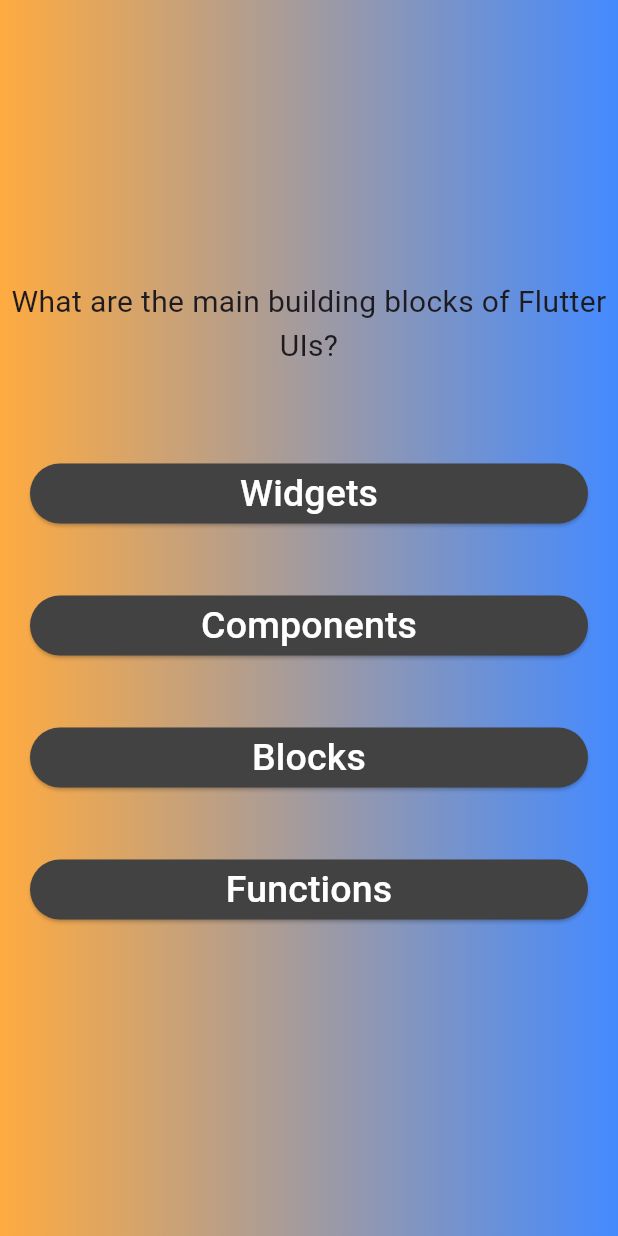
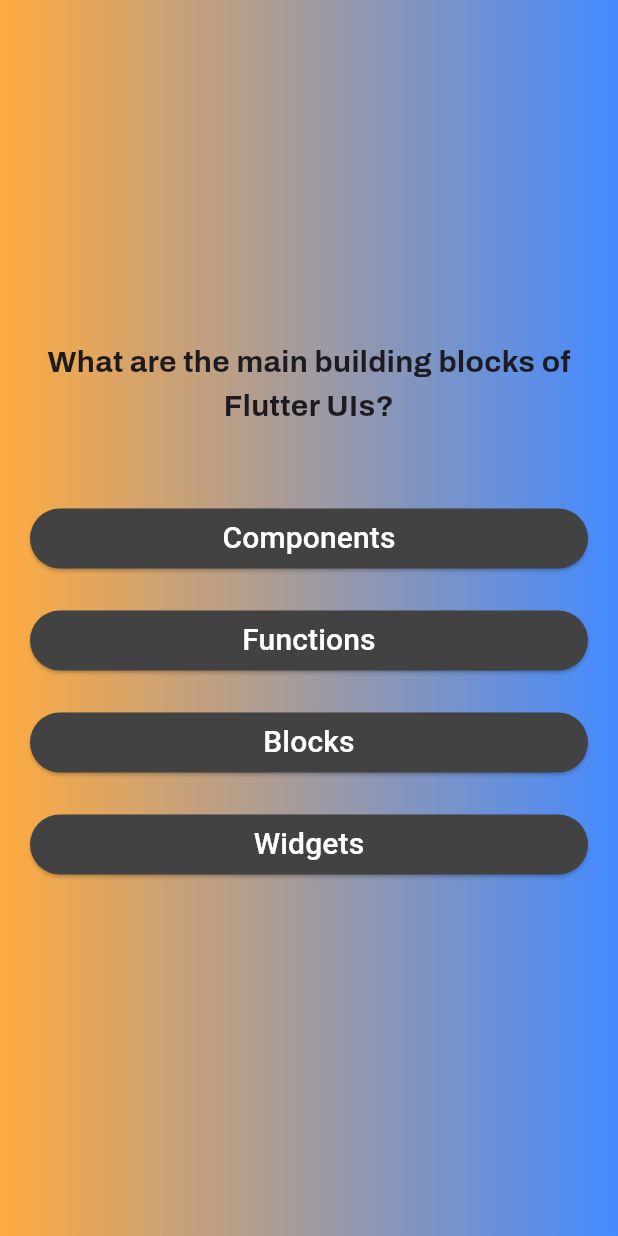
Before and after one commit to ramyhany0/quiz_app, a Flutter app: the screen it shows after launch, after a tap on "Start Quiz", on a phone screen of 412 x 824 dp. Run offline on Flutter 3.47's test engine with Material 3 defaults, Android fonts, the phone set to English and light mode, and no system bars; our stand-ins replace google_fonts.

Commit message:
install google font package and use it.

```diff
--- a/lib/home.dart
+++ b/lib/home.dart
@@ -1,4 +1,5 @@
 import 'package:flutter/material.dart';
+import 'package:google_fonts/google_fonts.dart';
 
 class Home extends StatelessWidget {
   const Home(this.switchScreen, {super.key});
@@ -18,9 +19,9 @@ class Home extends StatelessWidget {
           const SizedBox(
             height: 80,
           ),
-          const Text(
+          Text(
             "Learn Flutter",
-            style: TextStyle(
+            style: GoogleFonts.caveat(
               color: Colors.white,
               fontSize: 30,
             ),
--- a/lib/models/answer_button.dart
+++ b/lib/models/answer_button.dart
@@ -19,7 +19,8 @@ class AnswerButton extends StatelessWidget {
       ),
       child: Text(
         answerText,
-        style: const TextStyle(fontSize: 25),
+        style: const TextStyle(fontSize: 20),
+        textAlign: TextAlign.center,
       ),
     );
   }
--- a/lib/question.dart
+++ b/lib/question.dart
@@ -1,4 +1,5 @@
 import 'package:flutter/material.dart';
+import 'package:google_fonts/google_fonts.dart';
 import 'package:quiz_app/data/questions.dart';
 import 'package:quiz_app/models/answer_button.dart';
 
@@ -13,7 +14,8 @@ class _QuestionsState extends State<Question> {
   final currenQuestion = questions[0];
   @override
   Widget build(BuildContext context) {
-    return SizedBox(
+    return Container(
+      margin: const EdgeInsets.all(10),
       width: double.infinity,
       child: Column(
         mainAxisAlignment: MainAxisAlignment.center,
@@ -21,16 +23,17 @@ class _QuestionsState extends State<Question> {
         children: [
           Text(
             currenQuestion.text,
-            style: const TextStyle(fontSize: 20),
+            style:
+                GoogleFonts.archivo(fontSize: 20, fontWeight: FontWeight.bold),
             textAlign: TextAlign.center,
           ),
           const SizedBox(
             height: 40,
           ),
-          ...currenQuestion.answer.map(
+          ...currenQuestion.getShuffledAnswer().map(
             (e) {
               return Container(
-                  margin: const EdgeInsets.all(20),
+                  margin: const EdgeInsets.all(10),
                   child: AnswerButton(answerText: e, onPressed: () {}));
             },
           ),
--- a/pubspec.yaml
+++ b/pubspec.yaml
@@ -34,6 +34,7 @@ dependencies:
   # The following adds the Cupertino Icons font to your application.
   # Use with the CupertinoIcons class for iOS style icons.
   cupertino_icons: ^1.0.6
+  google_fonts: ^6.2.1
 
 dev_dependencies:
   flutter_test:
```
Also changed, not shown: pubspec.lock, 1 other file.
